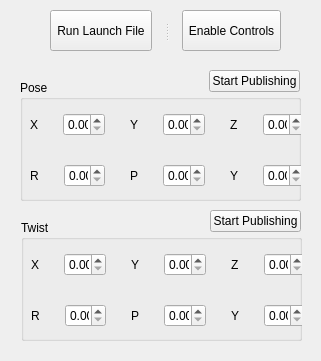
The window that landside/catkin_ws/src/gui/resource/ControlsInterface.ui (Advent-Industries/robosub-ros) describes before a commit, drawn with Qt 5.
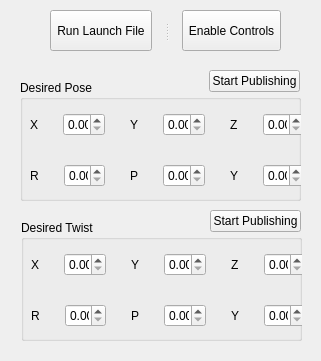
The same window after the commit.

Commit message: change interface names

```diff
--- a/landside/catkin_ws/src/gui/resource/ControlsInterface.ui
+++ b/landside/catkin_ws/src/gui/resource/ControlsInterface.ui
@@ -29,7 +29,7 @@
     </rect>
    </property>
    <property name="title">
-    <string>Pose</string>
+    <string>Desired Pose</string>
    </property>
    <widget class="QWidget" name="layoutWidget">
     <property name="geometry">
@@ -167,7 +167,7 @@
     </rect>
    </property>
    <property name="title">
-    <string>Twist</string>
+    <string>Desired Twist</string>
    </property>
    <widget class="QWidget" name="layoutWidget_6">
     <property name="geometry">
```
Left out of the diff: 4 changed lines with no effect on the pictures.
